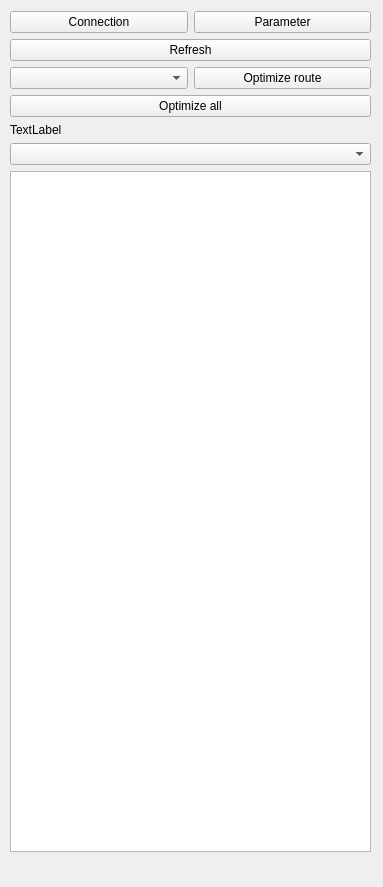
This is widget_base.ui in Mapotempo/mapotempo-qgis-plugin as Qt 5 draws it before an edit. The edited form follows.
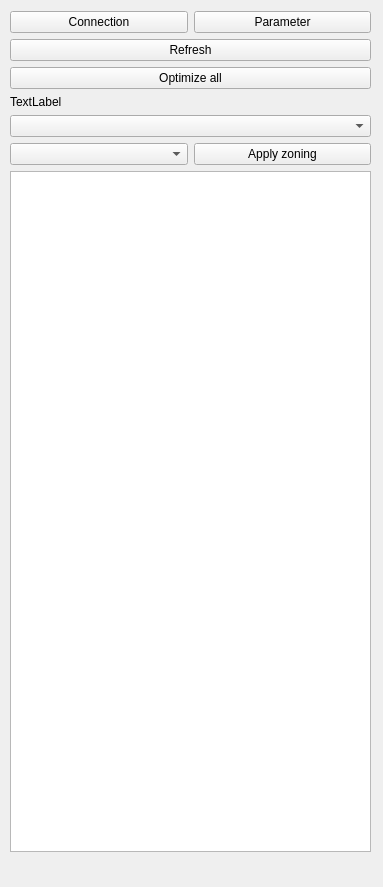
This is the edited form.

Commit message: we can now apply zoning

The edit to the form file:
```diff
--- a/widget_base.ui
+++ b/widget_base.ui
@@ -14,7 +14,7 @@
    <string>DockWidget</string>
   </property>
   <widget class="QWidget" name="dockWidgetContents">
-   <widget class="QWidget" name="">
+   <widget class="QWidget" name="layoutWidget">
     <property name="geometry">
      <rect>
       <x>10</x>
@@ -49,20 +49,6 @@
        </property>
       </widget>
      </item>
-     <item>
-      <layout class="QHBoxLayout" name="horizontalLayout">
-       <item>
-        <widget class="QComboBox" name="comboBox_2"/>
-       </item>
-       <item>
-        <widget class="QPushButton" name="pushButton_3">
-         <property name="text">
-          <string>Optimize route</string>
-         </property>
-        </widget>
-       </item>
-      </layout>
-     </item>
      <item>
       <widget class="QPushButton" name="pushButton_5">
        <property name="text">
@@ -80,6 +66,20 @@
      <item>
       <widget class="QComboBox" name="comboBox"/>
      </item>
+     <item>
+      <layout class="QHBoxLayout" name="horizontalLayout">
+       <item>
+        <widget class="QComboBox" name="comboBox_2"/>
+       </item>
+       <item>
+        <widget class="QPushButton" name="pushButton_3">
+         <property name="text">
+          <string>Apply zoning</string>
+         </property>
+        </widget>
+       </item>
+      </layout>
+     </item>
      <item>
       <widget class="QTreeView" name="treeView"/>
      </item>
```
The commit also changes 4 other files.
